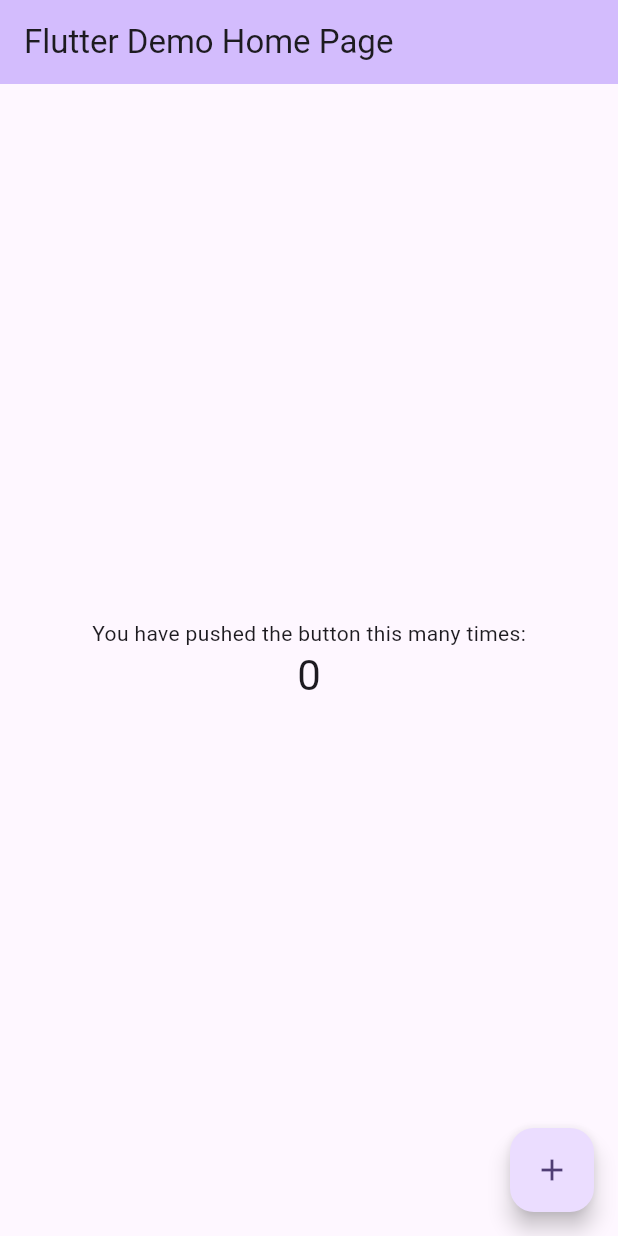
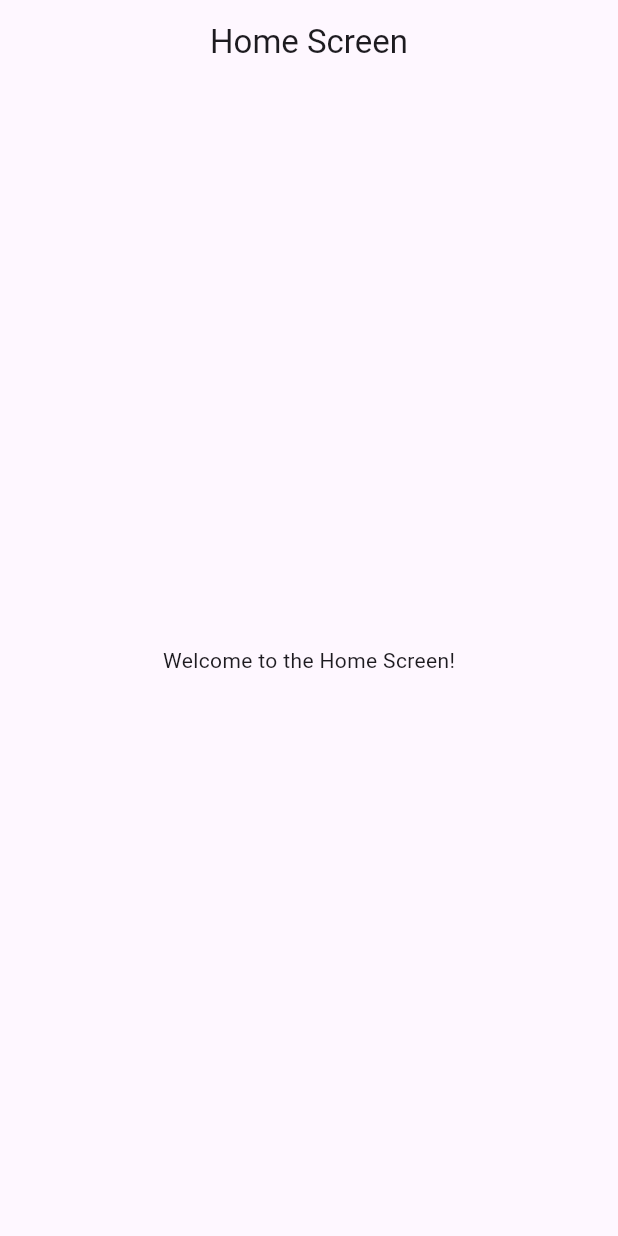
Before and after one commit to hscdexolusion/coursecompanion, a Flutter app: the screen it shows after launch, on a phone screen of 412 x 824 dp. Run offline on Flutter 3.47's test engine with Material 3 defaults, Android fonts, the phone set to English and light mode, and no system bars.

Commit message:
made changes in the main file and added the widget tree as well a home screen

```diff
--- a/lib/main.dart
+++ b/lib/main.dart
@@ -1,4 +1,5 @@
 import 'package:flutter/material.dart';
+import 'package:coursecompanion/views/widget_tree.dart';
 
 void main() {
   runApp(const MyApp());
@@ -11,115 +12,10 @@
   @override
   Widget build(BuildContext context) {
     return MaterialApp(
-      title: 'Flutter Demo',
-      theme: ThemeData(
-        // This is the theme of your application.
-        //
-        // TRY THIS: Try running your application with "flutter run". You'll see
-        // the application has a purple toolbar. Then, without quitting the app,
-        // try changing the seedColor in the colorScheme below to Colors.green
-        // and then invoke "hot reload" (save your changes or press the "hot
-        // reload" button in a Flutter-supported IDE, or press "r" if you used
-        // the command line to start the app).
-        //
-        // Notice that the counter didn't reset back to zero; the application
-        // state is not lost during the reload. To reset the state, use hot
-        // restart instead.
-        //
-        // This works for code too, not just values: Most code changes can be
-        // tested with just a hot reload.
-        colorScheme: ColorScheme.fromSeed(seedColor: Colors.deepPurple),
-        useMaterial3: true,
-      ),
-      home: const MyHomePage(title: 'Flutter Demo Home Page'),
+      debugShowCheckedModeBanner: false,
+      title: 'COURSE COMPANION',
+      theme: ThemeData.light(),
+      home: WidgetTree(),
     );
   }
 }
-
-class MyHomePage extends StatefulWidget {
-  const MyHomePage({super.key, required this.title});
-
-  // This widget is the home page of your application. It is stateful, meaning
-  // that it has a State object (defined below) that contains fields that affect
-  // how it looks.
-
-  // This class is the configuration for the state. It holds the values (in this
-  // case the title) provided by the parent (in this case the App widget) and
-  // used by the build method of the State. Fields in a Widget subclass are
-  // always marked "final".
-
-  final String title;
-
-  @override
-  State<MyHomePage> createState() => _MyHomePageState();
-}
-
-class _MyHomePageState extends State<MyHomePage> {
-  int _counter = 0;
-
-  void _incrementCounter() {
-    setState(() {
-      // This call to setState tells the Flutter framework that something has
-      // changed in this State, which causes it to rerun the build method below
-      // so that the display can reflect the updated values. If we changed
-      // _counter without calling setState(), then the build method would not be
-      // called again, and so nothing would appear to happen.
-      _counter++;
-    });
-  }
-
-  @override
-  Widget build(BuildContext context) {
-    // This method is rerun every time setState is called, for instance as done
-    // by the _incrementCounter method above.
-    //
-    // The Flutter framework has been optimized to make rerunning build methods
-    // fast, so that you can just rebuild anything that needs updating rather
-    // than having to individually change instances of widgets.
-    return Scaffold(
-      appBar: AppBar(
-        // TRY THIS: Try changing the color here to a specific color (to
-        // Colors.amber, perhaps?) and trigger a hot reload to see the AppBar
-        // change color while the other colors stay the same.
-        backgroundColor: Theme.of(context).colorScheme.inversePrimary,
-        // Here we take the value from the MyHomePage object that was created by
-        // the App.build method, and use it to set our appbar title.
-        title: Text(widget.title),
-      ),
-      body: Center(
-        // Center is a layout widget. It takes a single child and positions it
-        // in the middle of the parent.
-        child: Column(
-          // Column is also a layout widget. It takes a list of children and
-          // arranges them vertically. By default, it sizes itself to fit its
-          // children horizontally, and tries to be as tall as its parent.
-          //
-          // Column has various properties to control how it sizes itself and
-          // how it positions its children. Here we use mainAxisAlignment to
-          // center the children vertically; the main axis here is the vertical
-          // axis because Columns are vertical (the cross axis would be
-          // horizontal).
-          //
-          // TRY THIS: Invoke "debug painting" (choose the "Toggle Debug Paint"
-          // action in the IDE, or press "p" in the console), to see the
-          // wireframe for each widget.
-          mainAxisAlignment: MainAxisAlignment.center,
-          children: <Widget>[
-            const Text(
-              'You have pushed the button this many times:',
-            ),
-            Text(
-              '$_counter',
-              style: Theme.of(context).textTheme.headlineMedium,
-            ),
-          ],
-        ),
-      ),
-      floatingActionButton: FloatingActionButton(
-        onPressed: _incrementCounter,
-        tooltip: 'Increment',
-        child: const Icon(Icons.add),
-      ), // This trailing comma makes auto-formatting nicer for build methods.
-    );
-  }
-}
--- /dev/null
+++ b/lib/views/pages/home_screen.dart
@@ -0,0 +1,17 @@
+import 'package:flutter/material.dart';
+
+class HomeScreen extends StatelessWidget {
+  const HomeScreen({super.key});
+
+  @override
+  Widget build(BuildContext context) {
+    return Scaffold(
+      appBar: AppBar(
+        title: Center(child: Text('Home Screen')),
+      ),
+      body: Center(
+        child: Text('Welcome to the Home Screen!'),
+      ),
+    );
+  }
+}
--- /dev/null
+++ b/lib/views/widget_tree.dart
@@ -0,0 +1,11 @@
+import 'package:flutter/material.dart';
+import 'pages/home_screen.dart';
+
+class WidgetTree extends StatelessWidget {
+  const WidgetTree({super.key});
+
+  @override
+  Widget build(BuildContext context) {
+    return HomeScreen();
+  }
+}
```
